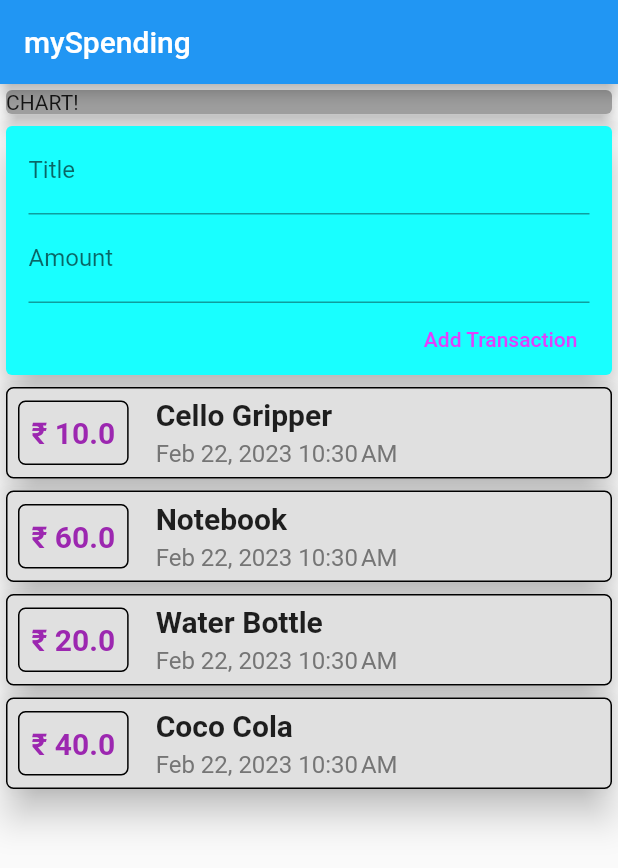
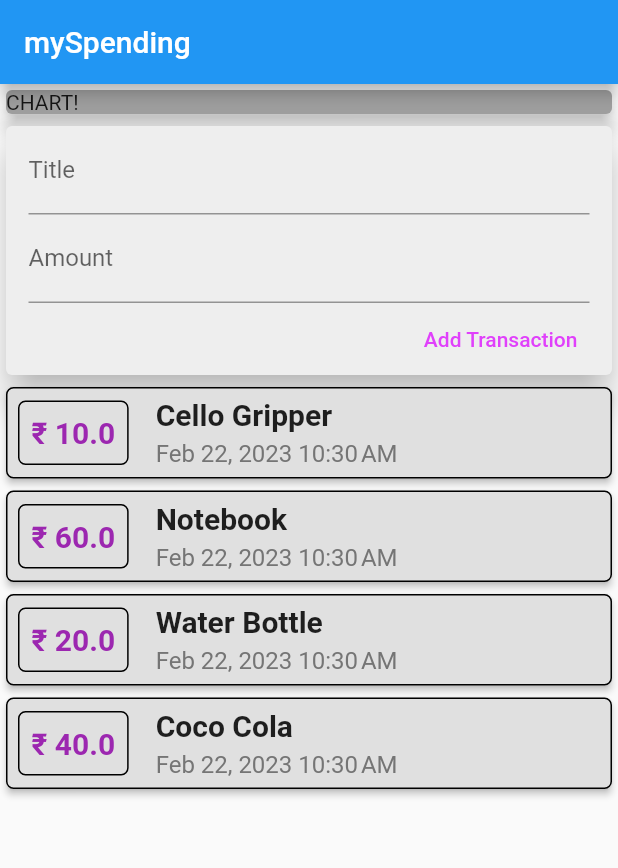
Before and after one commit to RushikeshNaikwadi/EXPrecord, a Flutter app: the screen it shows after launch, on a phone screen of 412 x 824 dp. Shown: the top 868 px of the screen. Run offline on Flutter 3.47's test engine with Material 2 defaults, Android fonts, the phone set to English and light mode, and no system bars.

Commit message:
Worked upon input, Scrollable view

```diff
--- /dev/null
+++ b/lib/InputTxnWidgets/InputTxnWidget.dart
@@ -0,0 +1,50 @@
+import 'package:flutter/material.dart';
+
+class InputTxnWidget extends StatelessWidget {
+  final Function txnAdder;
+
+  InputTxnWidget({
+    @required this.txnAdder
+  });
+
+  final titleController = TextEditingController();
+  final amountController = TextEditingController();
+
+  @override
+  Widget build(BuildContext context) {
+    return Card(
+        color: Colors.grey[200],
+        elevation: 10,
+        child: Container(
+          margin: EdgeInsets.symmetric(horizontal: 10),
+          padding: EdgeInsets.symmetric(horizontal: 5),
+          child: Column(
+            crossAxisAlignment: CrossAxisAlignment.end,
+            children: [
+              TextField(
+                decoration: InputDecoration(
+                    labelText: 'Title'
+                ),
+                controller: titleController,
+              ),
+              TextField(
+                decoration: InputDecoration(
+                    labelText: 'Amount'
+                ),
+                controller: amountController,
+              ),
+              TextButton(
+                onPressed: () => txnAdder(titleController.text, double.parse(amountController.text)),
+                child: Text(
+                  'Add Transaction',
+                  style: TextStyle(
+                    color: Colors.purpleAccent,
+                  ),
+                ),
+              )
+            ],
+          ),
+        )
+    );
+  }
+}
--- a/lib/Transaction/TransactionWidget.dart
+++ b/lib/Transaction/TransactionWidget.dart
@@ -16,7 +16,7 @@ class TransactionWidget extends StatelessWidget {
   @override
   Widget build(BuildContext context) {
     return Card(
-        elevation: 10,
+        elevation: 2,
         shape: RoundedRectangleBorder(
           side: BorderSide(
             color: Colors.black,
--- a/lib/Transaction/TxnListWidget.dart
+++ b/lib/Transaction/TxnListWidget.dart
@@ -12,10 +12,15 @@ class TxnListWidget extends StatelessWidget {
 
   @override
   Widget build(BuildContext context) {
-    return Column(
-        children: txnList.map((eachTxn) {
-          return TransactionWidget(curTxn: eachTxn);
-        }).toList()
+    return Container(
+      height: 460,
+      child: SingleChildScrollView(
+        child: Column(
+            children: txnList.map((eachTxn) {
+              return TransactionWidget(curTxn: eachTxn);
+            }).toList()
+        ),
+      ),
     );
   }
 }
--- /dev/null
+++ b/lib/UserTxnWidget/UserTxnWidget.dart
@@ -0,0 +1,62 @@
+import 'package:flutter/material.dart';
+
+import '../InputTxnWidgets/InputTxnWidget.dart';
+import '../Models/TransactionClass.dart';
+import '../Transaction/TxnListWidget.dart';
+
+class UserTxnWidget extends StatefulWidget {
+  @override
+  State<UserTxnWidget> createState() => _UserTxnWidgetState();
+}
+
+class _UserTxnWidgetState extends State<UserTxnWidget> {
+  final List<TransactionClass> txnList = [
+    TransactionClass(
+        txnId: 't1',
+        txnTitle: 'Cello Gripper',
+        txnAmount: 10,
+        txnDateTime: DateTime.now()
+    ),
+    TransactionClass(
+        txnId: 't2',
+        txnTitle: 'Notebook',
+        txnAmount: 60,
+        txnDateTime: DateTime.now()
+    ),
+    TransactionClass(
+        txnId: 't3',
+        txnTitle: 'Water Bottle',
+        txnAmount: 20,
+        txnDateTime: DateTime.now()
+    ),
+    TransactionClass(
+        txnId: 't4',
+        txnTitle: 'Coco Cola',
+        txnAmount: 40,
+        txnDateTime: DateTime.now()
+    )
+  ];
+
+  void addNewTransaction(String title, double amount) {
+      setState(() {
+        txnList.add(
+            TransactionClass(
+                txnId: DateTime.now().toString(),
+                txnTitle: title,
+                txnAmount: amount,
+                txnDateTime: DateTime.now()
+            )
+        );
+      });
+  }
+
+  @override
+  Widget build(BuildContext context) {
+    return Column(
+      children: [
+        InputTxnWidget(txnAdder: addNewTransaction),
+        TxnListWidget(txnList: txnList)
+      ],
+    );
+  }
+}
--- a/lib/main.dart
+++ b/lib/main.dart
@@ -1,9 +1,7 @@
 import 'package:flutter/material.dart';
 
-import './Models/TransactionClass.dart';
-
+import './UserTxnWidget/UserTxnWidget.dart';
 import './ChartWidget/ChartWidget.dart';
-import 'Transaction/TxnListWidget.dart';
 
 void main() => runApp(mySpending());
 
@@ -18,78 +16,21 @@ class mySpending extends StatelessWidget {
 }
 
 class MyHomePage extends StatelessWidget {
-  final List<TransactionClass> txnList = [
-    TransactionClass(
-        txnId: 't1',
-        txnTitle: 'Cello Gripper',
-        txnAmount: 10,
-        txnDateTime: DateTime.now()
-    ),
-    TransactionClass(
-        txnId: 't2',
-        txnTitle: 'Notebook',
-        txnAmount: 60,
-        txnDateTime: DateTime.now()
-    ),
-    TransactionClass(
-        txnId: 't3',
-        txnTitle: 'Water Bottle',
-        txnAmount: 20,
-        txnDateTime: DateTime.now()
-    ),
-    TransactionClass(
-        txnId: 't4',
-        txnTitle: 'Coco Cola',
-        txnAmount: 40,
-        txnDateTime: DateTime.now()
-    )
-  ];
-
   @override
   Widget build(BuildContext context) {
     return Scaffold(
       appBar: AppBar(
         title: Text('mySpending'),
       ),
-      body: Column(
+      body: SingleChildScrollView(
+        child: Column(
           mainAxisAlignment: MainAxisAlignment.start,
           crossAxisAlignment: CrossAxisAlignment.stretch,
           children: [
             ChartWidget(),
-          Card(
-            color: Colors.cyanAccent,
-            elevation: 10,
-            child: Container(
-              margin: EdgeInsets.symmetric(horizontal: 10),
-              padding: EdgeInsets.symmetric(horizontal: 5),
-              child: Column(
-                crossAxisAlignment: CrossAxisAlignment.end,
-                children: [
-                  TextField(
-                    decoration: InputDecoration(
-                      labelText: 'Title'
-                    ),
-                  ),
-                  TextField(
-                    decoration: InputDecoration(
-                      labelText: 'Amount'
-                    ),
-                  ),
-                  TextButton(
-                      onPressed: () {},
-                      child: Text(
-                          'Add Transaction',
-                        style: TextStyle(
-                          color: Colors.purpleAccent,
-                        ),
-                      ),
-                  )
+            UserTxnWidget(),
           ],
         ),
-            )
-          ),
-          TxnListWidget(txnList: txnList)
-        ],
       ),
     );
   }
```
Lines whose indentation alone changed are shown as unchanged.
